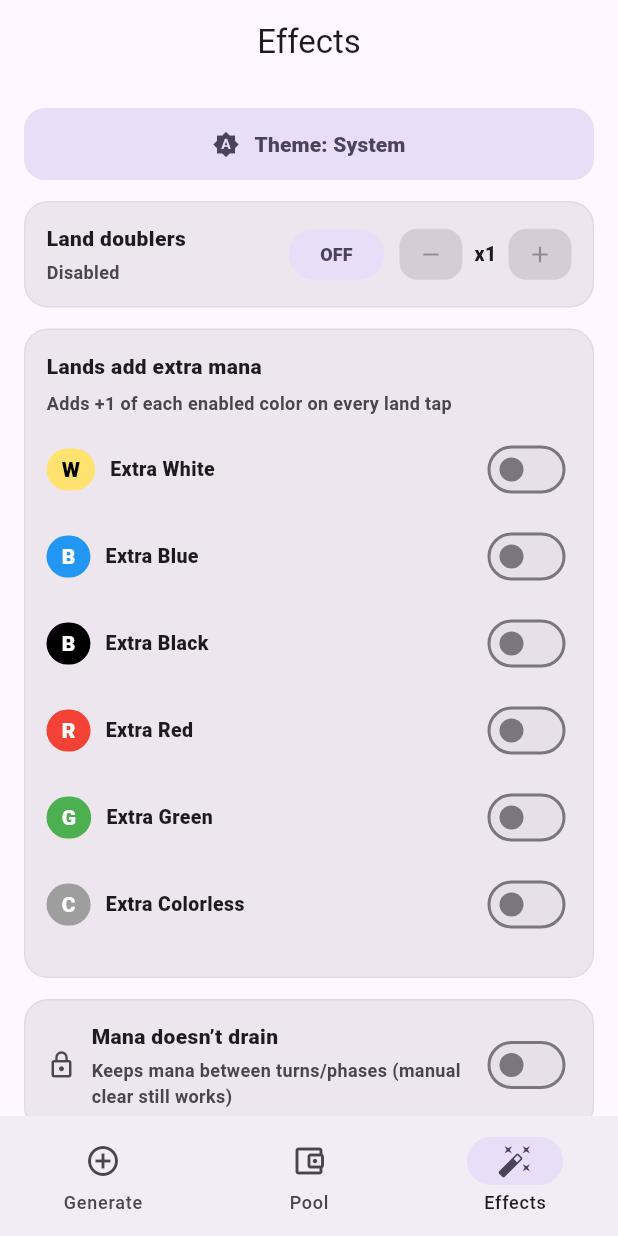
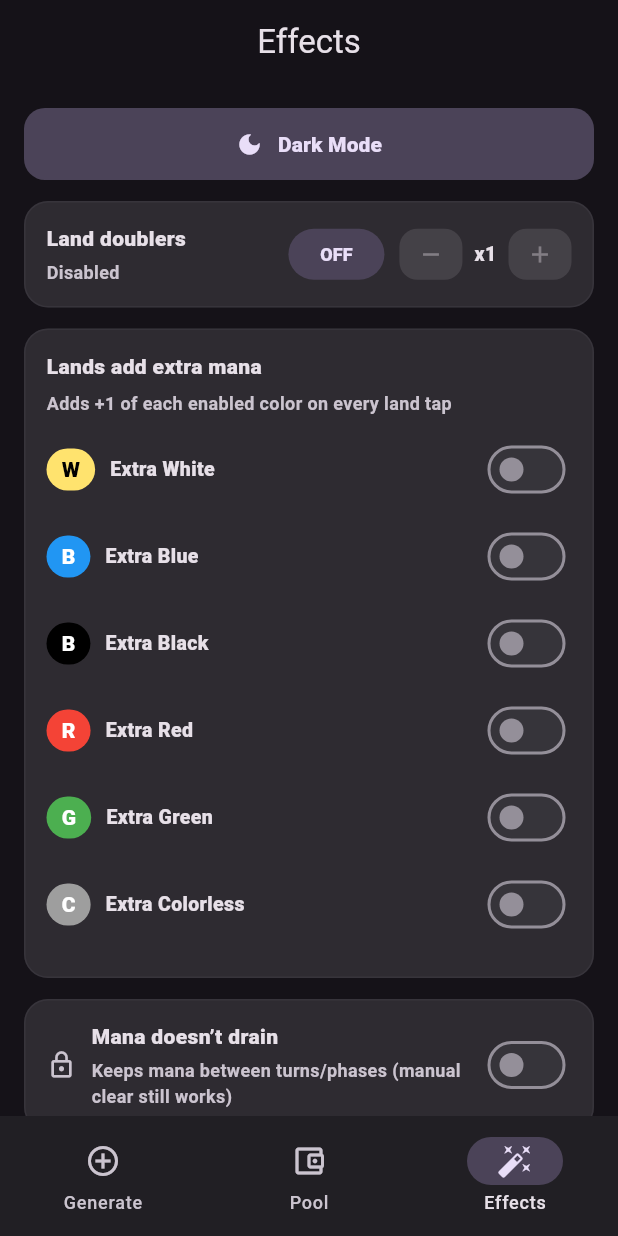
Before and after one commit to MACtheOWL/mana_tracker, a Flutter app: the screen it shows after launch, item 3 of the bottom bar chosen, on a phone screen of 412 x 824 dp. Run offline on Flutter 3.47's test engine with Material 3 defaults, Android fonts, the phone set to English and light mode, and no system bars.

Commit message:
Removal
Took out the system theme option, and made dark mode the default

```diff
--- a/lib/app_state.dart
+++ b/lib/app_state.dart
@@ -5,23 +5,14 @@ import 'package:flutter/material.dart';
 enum ManaColor { w, u, b, r, g, c }
 
 class AppState extends ChangeNotifier {
-  // ---------------- THEME ----------------
-  ThemeMode themeMode = ThemeMode.system;
+// ---- THEME ----
+ThemeMode themeMode = ThemeMode.dark; // default dark
 
-  void cycleThemeMode() {
-    switch (themeMode) {
-      case ThemeMode.system:
-        themeMode = ThemeMode.light;
-        break;
-      case ThemeMode.light:
-        themeMode = ThemeMode.dark;
-        break;
-      case ThemeMode.dark:
-        themeMode = ThemeMode.system;
-        break;
-    }
-    notifyListeners();
-  }
+void toggleThemeMode() {
+  themeMode =
+      themeMode == ThemeMode.dark ? ThemeMode.light : ThemeMode.dark;
+  notifyListeners();
+}
 
   // ---------------- EFFECTS ----------------
   // 1) Land doublers
--- a/lib/screens/effects_page.dart
+++ b/lib/screens/effects_page.dart
@@ -12,28 +12,6 @@ class EffectsPage extends StatelessWidget {
     final cs = Theme.of(context).colorScheme;
 
     const double minLayoutWidth = 420;
-
-    String themeLabel() {
-      switch (state.themeMode) {
-        case ThemeMode.system:
-          return "Theme: System";
-        case ThemeMode.light:
-          return "Theme: Light";
-        case ThemeMode.dark:
-          return "Theme: Dark";
-      }
-    }
-
-    IconData themeIcon() {
-      switch (state.themeMode) {
-        case ThemeMode.system:
-          return Icons.brightness_auto;
-        case ThemeMode.light:
-          return Icons.light_mode;
-        case ThemeMode.dark:
-          return Icons.dark_mode;
-      }
-    }
 
     return Scaffold(
       backgroundColor: cs.surface,
@@ -52,11 +30,11 @@ class EffectsPage extends StatelessWidget {
               padding: const EdgeInsets.all(16),
               child: Column(
                 children: [
-                  // THEME BUTTON (kept)
+                  // THEME BUTTON (Dark <-> Light only)
                   SizedBox(
                     width: double.infinity,
                     child: FilledButton.tonal(
-                      onPressed: state.cycleThemeMode,
+                      onPressed: state.toggleThemeMode,
                       style: FilledButton.styleFrom(
                         padding: const EdgeInsets.symmetric(vertical: 14, horizontal: 14),
                         shape: RoundedRectangleBorder(borderRadius: BorderRadius.circular(14)),
@@ -64,10 +42,15 @@ class EffectsPage extends StatelessWidget {
                       child: Row(
                         mainAxisAlignment: MainAxisAlignment.center,
                         children: [
-                          Icon(themeIcon(), size: 18),
+                          Icon(
+                            state.themeMode == ThemeMode.dark
+                                ? Icons.dark_mode
+                                : Icons.light_mode,
+                            size: 18,
+                          ),
                           const SizedBox(width: 10),
                           Text(
-                            themeLabel(),
+                            state.themeMode == ThemeMode.dark ? "Dark Mode" : "Light Mode",
                             style: const TextStyle(fontSize: 14, fontWeight: FontWeight.w900),
                           ),
                         ],
@@ -82,7 +65,8 @@ class EffectsPage extends StatelessWidget {
                     context: context,
                     enabled: state.landDoublersEnabled,
                     count: state.landDoublersCount,
-                    onToggle: () => state.setLandDoublersEnabled(!state.landDoublersEnabled),
+                    onToggle: () =>
+                        state.setLandDoublersEnabled(!state.landDoublersEnabled),
                     onMinus: state.decLandDoublers,
                     onPlus: state.incLandDoublers,
                   ),
@@ -301,7 +285,10 @@ class EffectsPage extends StatelessWidget {
             child: Column(
               crossAxisAlignment: CrossAxisAlignment.start,
               children: [
-                Text(title, style: const TextStyle(fontSize: 14, fontWeight: FontWeight.w900)),
+                Text(
+                  title,
+                  style: const TextStyle(fontSize: 14, fontWeight: FontWeight.w900),
+                ),
                 const SizedBox(height: 4),
                 Text(
                   subtitle,
```
